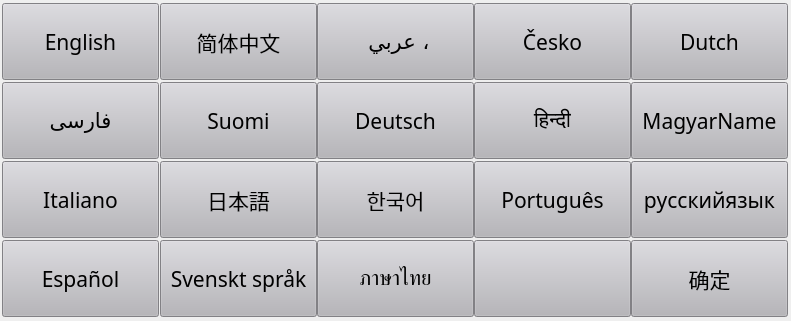
First picture: the form in HighResolutionPrinter/language.ui, repository dxphmj/TwoCharPrinter, before the edit.
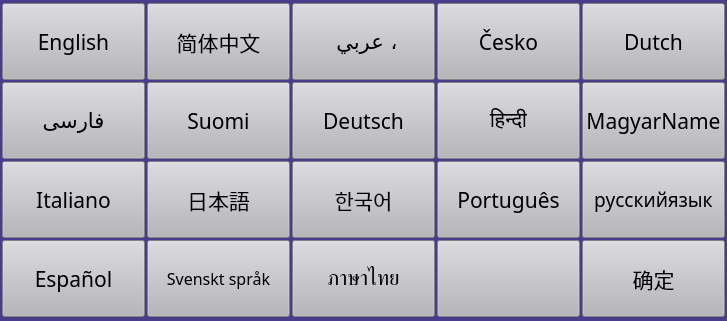
Second picture: the form after the edit.

Commit message: 优化语言界面，修复函数功能

The edit to the form file:
```diff
--- a/HighResolutionPrinter/language.ui
+++ b/HighResolutionPrinter/language.ui
@@ -6,7 +6,7 @@
    <rect>
     <x>0</x>
     <y>0</y>
-    <width>791</width>
+    <width>727</width>
     <height>321</height>
    </rect>
   </property>
@@ -18,7 +18,7 @@
     <rect>
      <x>2</x>
      <y>3</y>
-     <width>157</width>
+     <width>143</width>
      <height>77</height>
     </rect>
    </property>
@@ -38,9 +38,9 @@
   <widget class="QPushButton" name="LanChinese">
    <property name="geometry">
     <rect>
-     <x>160</x>
+     <x>147</x>
      <y>3</y>
-     <width>157</width>
+     <width>143</width>
      <height>77</height>
     </rect>
    </property>
@@ -60,9 +60,9 @@
   <widget class="QPushButton" name="LanArabic">
    <property name="geometry">
     <rect>
-     <x>317</x>
+     <x>292</x>
      <y>3</y>
-     <width>157</width>
+     <width>143</width>
      <height>77</height>
     </rect>
    </property>
@@ -82,9 +82,9 @@
   <widget class="QPushButton" name="LanCzech">
    <property name="geometry">
     <rect>
-     <x>474</x>
+     <x>437</x>
      <y>3</y>
-     <width>157</width>
+     <width>143</width>
      <height>77</height>
     </rect>
    </property>
@@ -104,9 +104,9 @@
   <widget class="QPushButton" name="LanDutch">
    <property name="geometry">
     <rect>
-     <x>631</x>
+     <x>582</x>
      <y>3</y>
-     <width>157</width>
+     <width>143</width>
      <height>77</height>
     </rect>
    </property>
@@ -126,9 +126,9 @@
   <widget class="QPushButton" name="LanHindi">
    <property name="geometry">
     <rect>
-     <x>474</x>
+     <x>437</x>
      <y>82</y>
-     <width>157</width>
+     <width>143</width>
      <height>77</height>
     </rect>
    </property>
@@ -150,7 +150,7 @@
     <rect>
      <x>2</x>
      <y>82</y>
-     <width>157</width>
+     <width>143</width>
      <height>77</height>
     </rect>
    </property>
@@ -170,9 +170,9 @@
   <widget class="QPushButton" name="LanGerman">
    <property name="geometry">
     <rect>
-     <x>317</x>
+     <x>292</x>
      <y>82</y>
-     <width>157</width>
+     <width>143</width>
      <height>77</height>
     </rect>
    </property>
@@ -192,9 +192,9 @@
   <widget class="QPushButton" name="LanFinnish">
    <property name="geometry">
     <rect>
-     <x>160</x>
+     <x>147</x>
      <y>82</y>
-     <width>157</width>
+     <width>143</width>
      <height>77</height>
     </rect>
    </property>
@@ -214,9 +214,9 @@
   <widget class="QPushButton" name="LanHungarian">
    <property name="geometry">
     <rect>
-     <x>631</x>
+     <x>582</x>
      <y>82</y>
-     <width>157</width>
+     <width>143</width>
      <height>77</height>
     </rect>
    </property>
@@ -236,16 +236,16 @@
   <widget class="QPushButton" name="LanRussian">
    <property name="geometry">
     <rect>
-     <x>631</x>
+     <x>582</x>
      <y>161</y>
-     <width>157</width>
+     <width>143</width>
      <height>77</height>
     </rect>
    </property>
    <property name="font">
     <font>
      <family>Adobe Arabic</family>
-     <pointsize>16</pointsize>
+     <pointsize>14</pointsize>
     </font>
    </property>
    <property name="styleSheet">
@@ -258,9 +258,9 @@
   <widget class="QPushButton" name="LanJapanese">
    <property name="geometry">
     <rect>
-     <x>160</x>
+     <x>147</x>
      <y>161</y>
-     <width>157</width>
+     <width>143</width>
      <height>77</height>
     </rect>
    </property>
@@ -280,9 +280,9 @@
   <widget class="QPushButton" name="LanKorean">
    <property name="geometry">
     <rect>
-     <x>317</x>
+     <x>292</x>
      <y>161</y>
-     <width>157</width>
+     <width>143</width>
      <height>77</height>
     </rect>
    </property>
@@ -304,7 +304,7 @@
     <rect>
      <x>2</x>
      <y>161</y>
-     <width>157</width>
+     <width>143</width>
      <height>77</height>
     </rect>
    </property>
@@ -324,9 +324,9 @@
   <widget class="QPushButton" name="LanPortuguese">
    <property name="geometry">
     <rect>
-     <x>474</x>
+     <x>437</x>
      <y>161</y>
-     <width>157</width>
+     <width>143</width>
      <height>77</height>
     </rect>
    </property>
@@ -346,9 +346,9 @@
   <widget class="QPushButton" name="Lan1">
    <property name="geometry">
     <rect>
-     <x>474</x>
+     <x>437</x>
      <y>240</y>
-     <width>157</width>
+     <width>143</width>
      <height>77</height>
     </rect>
    </property>
@@ -368,9 +368,9 @@
   <widget class="QPushButton" name="OKLanBut">
    <property name="geometry">
     <rect>
-     <x>631</x>
+     <x>582</x>
      <y>240</y>
-     <width>157</width>
+     <width>143</width>
      <height>77</height>
     </rect>
    </property>
@@ -391,9 +391,9 @@
   <widget class="QPushButton" name="LanThai">
    <property name="geometry">
     <rect>
-     <x>317</x>
+     <x>292</x>
      <y>240</y>
-     <width>157</width>
+     <width>143</width>
      <height>77</height>
     </rect>
    </property>
@@ -415,7 +415,7 @@
     <rect>
      <x>2</x>
      <y>240</y>
-     <width>157</width>
+     <width>143</width>
      <height>77</height>
     </rect>
    </property>
@@ -435,16 +435,16 @@
   <widget class="QPushButton" name="LanSwedish">
    <property name="geometry">
     <rect>
-     <x>160</x>
+     <x>147</x>
      <y>240</y>
-     <width>157</width>
+     <width>143</width>
      <height>77</height>
     </rect>
    </property>
    <property name="font">
     <font>
      <family>黑体</family>
-     <pointsize>16</pointsize>
+     <pointsize>12</pointsize>
     </font>
    </property>
    <property name="styleSheet">
@@ -454,6 +454,43 @@
     <string>Svenskt språk</string>
    </property>
   </widget>
+  <widget class="QLabel" name="backgroundLanLabel">
+   <property name="geometry">
+    <rect>
+     <x>0</x>
+     <y>0</y>
+     <width>727</width>
+     <height>321</height>
+    </rect>
+   </property>
+   <property name="styleSheet">
+    <string notr="true">background-color: rgb(72,61, 139);</string>
+   </property>
+   <property name="text">
+    <string/>
+   </property>
+  </widget>
+  <zorder>backgroundLanLabel</zorder>
+  <zorder>LanEnglish</zorder>
+  <zorder>LanChinese</zorder>
+  <zorder>LanArabic</zorder>
+  <zorder>LanCzech</zorder>
+  <zorder>LanDutch</zorder>
+  <zorder>LanHindi</zorder>
+  <zorder>LanFarsi</zorder>
+  <zorder>LanGerman</zorder>
+  <zorder>LanFinnish</zorder>
+  <zorder>LanHungarian</zorder>
+  <zorder>LanRussian</zorder>
+  <zorder>LanJapanese</zorder>
+  <zorder>LanKorean</zorder>
+  <zorder>LanItalian</zorder>
+  <zorder>LanPortuguese</zorder>
+  <zorder>Lan1</zorder>
+  <zorder>OKLanBut</zorder>
+  <zorder>LanThai</zorder>
+  <zorder>LanSpanish</zorder>
+  <zorder>LanSwedish</zorder>
  </widget>
  <layoutdefault spacing="6" margin="11"/>
  <resources/>
```
The commit also changes 5 other files.
